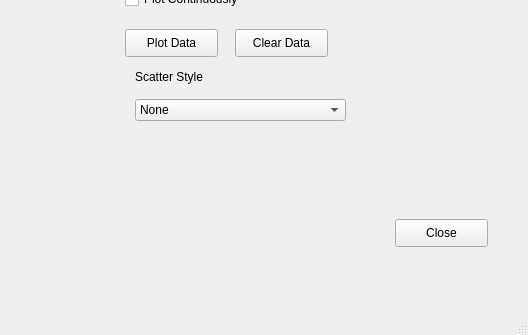
Old version of the form Qt/filePlot/plotfile.ui in the repository harshmittal2210/plotData; both pictures show x 745 to 1273 and y 251 to 586 of the 1273 by 586 pixel window.
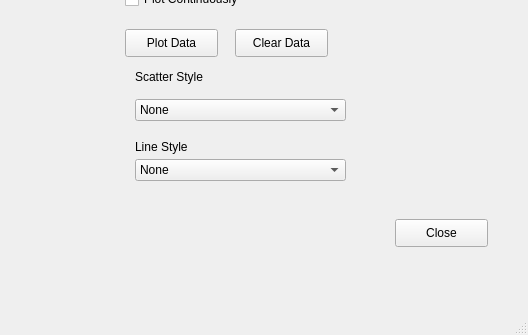
New version of the form. Custom widgets are drawn as their Qt base class.

Commit message: Line Style Feature Added

Patch:
```diff
--- a/Qt/filePlot/plotfile.ui
+++ b/Qt/filePlot/plotfile.ui
@@ -332,6 +332,69 @@
      <string>Scatter Style</string>
     </property>
    </widget>
+   <widget class="QLabel" name="lineLabel">
+    <property name="geometry">
+     <rect>
+      <x>880</x>
+      <y>390</y>
+      <width>71</width>
+      <height>16</height>
+     </rect>
+    </property>
+    <property name="font">
+     <font>
+      <pointsize>9</pointsize>
+     </font>
+    </property>
+    <property name="text">
+     <string>Line Style</string>
+    </property>
+   </widget>
+   <widget class="QComboBox" name="lineStyleComboBox">
+    <property name="geometry">
+     <rect>
+      <x>880</x>
+      <y>410</y>
+      <width>211</width>
+      <height>22</height>
+     </rect>
+    </property>
+    <property name="font">
+     <font>
+      <pointsize>9</pointsize>
+     </font>
+    </property>
+    <item>
+     <property name="text">
+      <string>None</string>
+     </property>
+    </item>
+    <item>
+     <property name="text">
+      <string>Line</string>
+     </property>
+    </item>
+    <item>
+     <property name="text">
+      <string>Step Left</string>
+     </property>
+    </item>
+    <item>
+     <property name="text">
+      <string>Step Right</string>
+     </property>
+    </item>
+    <item>
+     <property name="text">
+      <string>Step Center</string>
+     </property>
+    </item>
+    <item>
+     <property name="text">
+      <string>Impulse</string>
+     </property>
+    </item>
+   </widget>
   </widget>
   <widget class="QMenuBar" name="menubar">
    <property name="geometry">
```
Left out of the diff: 7 changed lines with no effect on the pictures. The commit also changes 2 other files.
